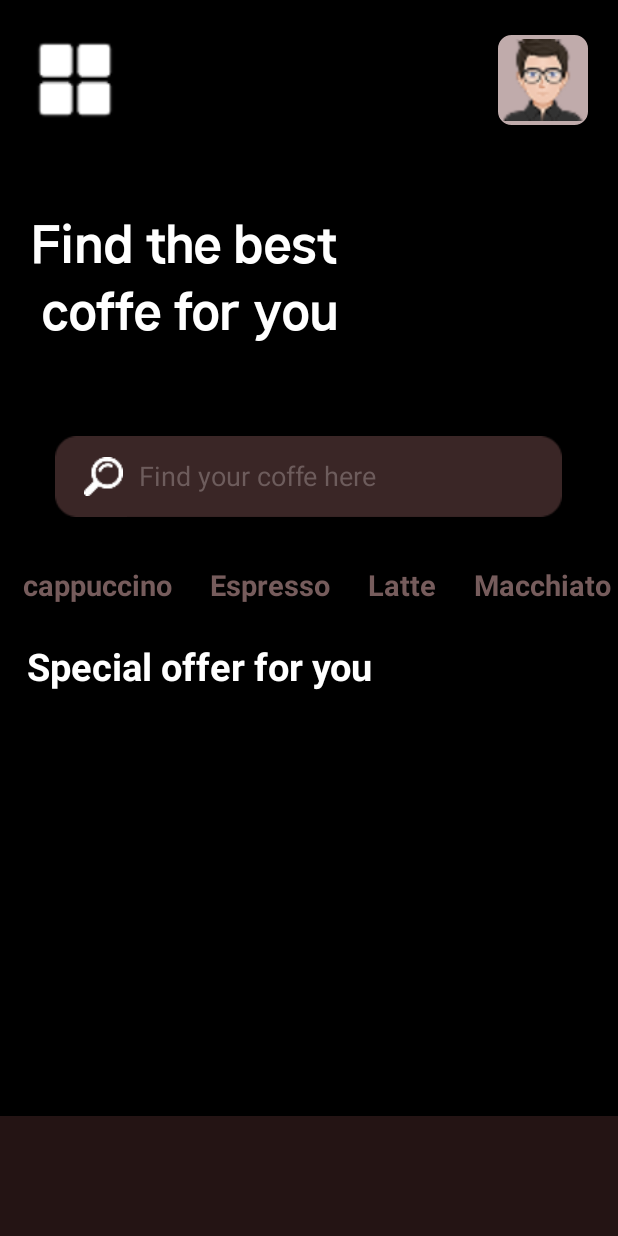
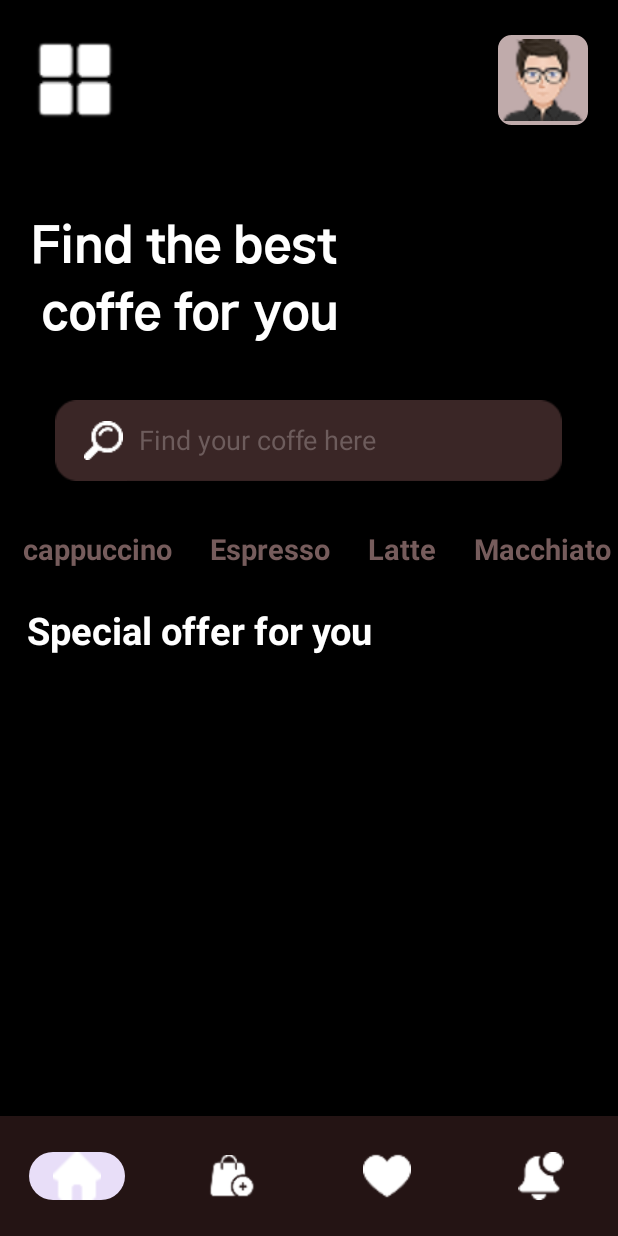
Before and after one commit to Bulkahub/Code-Cafe, an Android app: the MenuScreenActivity screen opened directly, with no data from a screen before it, on a phone screen of 412 x 824 dp. Run offline under Robolectric (Android 15) with nearby library versions, the phone set to English and light mode, and no system bars; our stand-ins replace data binding.

Commit message:
Цвет для Icon нижнего меню

```diff
--- a/app/src/main/java/com/example/cafeapp/MenuScreenActivity.kt
+++ b/app/src/main/java/com/example/cafeapp/MenuScreenActivity.kt
@@ -1,20 +1,28 @@
 package com.example.cafeapp
 
 import android.os.Bundle
+import android.widget.ImageView
 import androidx.activity.enableEdgeToEdge
 import androidx.appcompat.app.AppCompatActivity
+import androidx.appcompat.widget.SearchView
 import androidx.core.view.ViewCompat
 import androidx.core.view.WindowInsetsCompat
+import androidx.databinding.DataBindingUtil
+import com.example.cafeapp.databinding.ActivityMenuScreenBinding
+import com.google.android.material.bottomnavigation.BottomNavigationView
 
 class MenuScreenActivity : AppCompatActivity() {
+
+    lateinit var binding: ActivityMenuScreenBinding
+
+
+
     override fun onCreate(savedInstanceState: Bundle?) {
         super.onCreate(savedInstanceState)
         enableEdgeToEdge()
-        setContentView(R.layout.activity_menu_screen)
-        ViewCompat.setOnApplyWindowInsetsListener(findViewById(R.id.main)) { v, insets ->
-            val systemBars = insets.getInsets(WindowInsetsCompat.Type.systemBars())
-            v.setPadding(systemBars.left, systemBars.top, systemBars.right, systemBars.bottom)
-            insets
-        }
+
+        binding = DataBindingUtil.setContentView(this,R.layout.activity_menu_screen)
+
+
     }
 }
--- /dev/null
+++ b/app/src/main/res/color/item_icon_color.xml
@@ -0,0 +1,5 @@
+<?xml version="1.0" encoding="utf-8"?>
+<selector xmlns:android="http://schemas.android.com/apk/res/android">
+    <item android:color="@color/icon_color" android:state_checked="true"/>
+    <item android:color="@color/icon_color" android:state_checked="false"/>
+</selector>
--- a/app/src/main/res/layout/activity_home_screen.xml
+++ b/app/src/main/res/layout/activity_home_screen.xml
@@ -53,7 +53,7 @@
         android:layout_width="wrap_content"
         android:layout_height="wrap_content"
         android:lineSpacingExtra="10dp"
-        android:fontFamily="@font/fontbutton2"
+        android:fontFamily="@font/font2"
         android:textStyle="bold"
         android:text=" Coffee so good,\n your taste buds\n     will love it"
         android:textColor="@color/ColorTextViewPrev"
--- a/app/src/main/res/layout/activity_menu_screen.xml
+++ b/app/src/main/res/layout/activity_menu_screen.xml
@@ -79,7 +79,7 @@
             style="@style/CustomSearchViewThem"
             android:layout_width="338dp"
             android:layout_height="54dp"
-            android:layout_marginTop="60dp"
+            android:layout_marginTop="36dp"
             android:background="@drawable/searchviewback"
             android:iconifiedByDefault="false"
             android:queryHint="Find your coffe here "
@@ -219,7 +219,7 @@
             android:id="@+id/recyclerViewSpecialOffer"
             android:layout_width="match_parent"
             android:layout_height="134dp"
-            android:layout_marginTop="12dp"
+            android:layout_marginTop="28dp"
             android:visibility="gone"
             app:layout_constraintEnd_toEndOf="parent"
             app:layout_constraintHorizontal_bias="0.0"
@@ -230,7 +230,11 @@
             android:id="@+id/bottomNavigationView"
             android:layout_width="match_parent"
             android:layout_height="wrap_content"
-            android:background="@color/bottomNavigationcolor"
+            android:background="@drawable/bottomnavigation"
+            app:menu="@menu/bottom_menu"
+            app:itemIconSize="32dp"
+            app:labelVisibilityMode="unlabeled"
+            app:itemIconTint="@color/item_icon_color"
             app:layout_constraintBottom_toBottomOf="parent"
             app:layout_constraintEnd_toEndOf="parent"
             app:layout_constraintHorizontal_bias="1.0"
--- a/app/src/main/res/layout/item_coffe.xml
+++ b/app/src/main/res/layout/item_coffe.xml
@@ -1,6 +1,6 @@
 <?xml version="1.0" encoding="utf-8"?>
 <androidx.constraintlayout.widget.ConstraintLayout xmlns:android="http://schemas.android.com/apk/res/android"
-             android:layout_width="match_parent"
-             android:layout_height="match_parent">
+    android:layout_width="match_parent"
+    android:layout_height="match_parent">
 
 </androidx.constraintlayout.widget.ConstraintLayout>
--- a/app/src/main/res/menu/bottom_menu.xml
+++ b/app/src/main/res/menu/bottom_menu.xml
@@ -1,4 +1,24 @@
 <?xml version="1.0" encoding="utf-8"?>
 <menu xmlns:android="http://schemas.android.com/apk/res/android">
 
+    <item
+        android:id="@+id/nav_home"
+        android:icon="@drawable/homemenu"
+        android:title="Home" />
+
+    <item
+        android:id="@+id/nav_cart"
+        android:icon="@drawable/cartmenu"
+        android:title="Cart" />
+
+    <item
+        android:id="@+id/nav_favorites"
+        android:icon="@drawable/heartmenu"
+        android:title="Favorites" />
+
+    <item
+        android:id="@+id/nav_notification"
+        android:icon="@drawable/notificationmenu"
+        android:title="Notification" />
+
 </menu>
--- a/app/src/main/res/values/colors.xml
+++ b/app/src/main/res/values/colors.xml
@@ -22,5 +22,7 @@
     <color name="textViewSpecialOffer">#FFFFFF</color>
     <color name="cardBackColor">#D9D9D9</color>
     <color name="bottomNavigationcolor">#241414</color>
+    <color name="icon_color">#FFFFFFFF</color>
+
 
 </resources>
```
